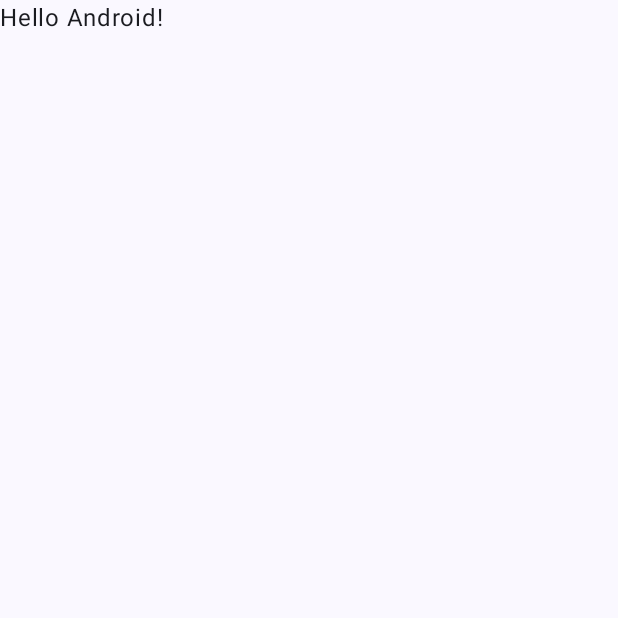
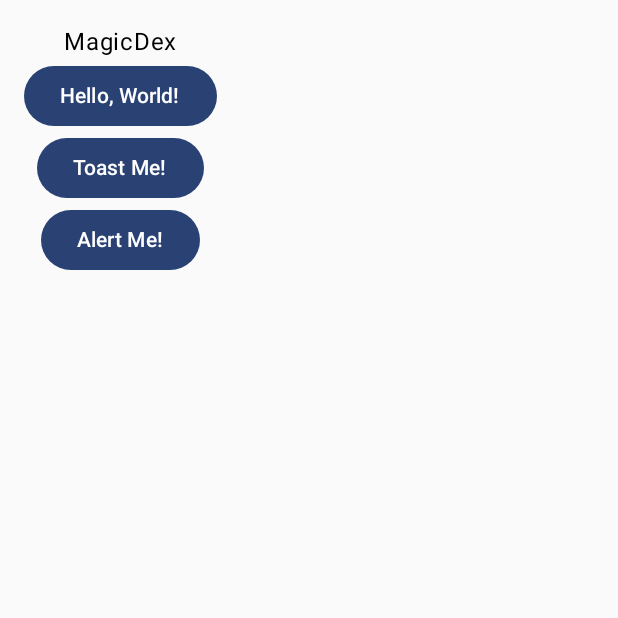
Before and after one commit to leewaggoner/magicdex, an Android app built with Jetpack Compose: the screen it shows after launch (MainActivity), on a phone screen of 412 x 824 dp, the top half of it. Before the commit the part shown is almost empty. Run offline under Robolectric (Android 15) with nearby library versions, the light colour scheme and no system bars.

Commit message:
Added stub screens, di, navigation and one off events

```diff
--- a/app/src/main/AndroidManifest.xml
+++ b/app/src/main/AndroidManifest.xml
@@ -11,6 +11,7 @@
         android:roundIcon="@mipmap/ic_launcher_round"
         android:supportsRtl="true"
         android:theme="@style/Theme.MagicDex"
+        android:name=".ui.MagicDexApp"
         tools:targetApi="31">
         <activity
             android:name=".MainActivity"
--- a/app/src/main/java/com/wreckingballsoftware/magicdex/MainActivity.kt
+++ b/app/src/main/java/com/wreckingballsoftware/magicdex/MainActivity.kt
@@ -4,13 +4,7 @@ import android.os.Bundle
 import androidx.activity.ComponentActivity
 import androidx.activity.compose.setContent
 import androidx.activity.enableEdgeToEdge
-import androidx.compose.foundation.layout.fillMaxSize
-import androidx.compose.foundation.layout.padding
-import androidx.compose.material3.Scaffold
-import androidx.compose.material3.Text
-import androidx.compose.runtime.Composable
-import androidx.compose.ui.Modifier
-import androidx.compose.ui.tooling.preview.Preview
+import com.wreckingballsoftware.magicdex.ui.navigation.MagicDexHost
 import com.wreckingballsoftware.magicdex.ui.theme.MagicDexTheme
 
 class MainActivity : ComponentActivity() {
@@ -19,29 +13,8 @@ class MainActivity : ComponentActivity() {
         enableEdgeToEdge()
         setContent {
             MagicDexTheme {
-                Scaffold(modifier = Modifier.fillMaxSize()) { innerPadding ->
-                    Greeting(
-                        name = "Android",
-                        modifier = Modifier.padding(innerPadding)
-                    )
-                }
+                MagicDexHost()
             }
         }
     }
 }
-
-@Composable
-fun Greeting(name: String, modifier: Modifier = Modifier) {
-    Text(
-        text = "Hello $name!",
-        modifier = modifier
-    )
-}
-
-@Preview(showBackground = true)
-@Composable
-fun GreetingPreview() {
-    MagicDexTheme {
-        Greeting("Android")
-    }
-}
--- /dev/null
+++ b/app/src/main/java/com/wreckingballsoftware/magicdex/di/AppModule.kt
@@ -0,0 +1,20 @@
+package com.wreckingballsoftware.magicdex.di
+
+import com.wreckingballsoftware.magicdex.ui.home.HomeViewModel
+import com.wreckingballsoftware.magicdex.ui.magicdex.MagicDexViewModel
+import org.koin.androidx.viewmodel.dsl.viewModel
+import org.koin.dsl.module
+
+val appModule = module {
+    viewModel {
+        HomeViewModel(
+            handle = get(),
+        )
+    }
+
+    viewModel {
+        MagicDexViewModel(
+            handle = get(),
+        )
+    }
+}
--- /dev/null
+++ b/app/src/main/java/com/wreckingballsoftware/magicdex/extensions/Extensions.kt
@@ -0,0 +1,23 @@
+package com.wreckingballsoftware.magicdex.extensions
+
+import androidx.compose.runtime.Composable
+import androidx.compose.runtime.LaunchedEffect
+import androidx.lifecycle.Lifecycle
+import androidx.lifecycle.compose.LocalLifecycleOwner
+import androidx.lifecycle.repeatOnLifecycle
+import kotlinx.coroutines.flow.Flow
+import kotlinx.coroutines.launch
+
+@Composable
+fun <T> Flow<T>.collectOneTimeEvents(action: (T) -> Unit) {
+    val lifecycle = LocalLifecycleOwner.current.lifecycle
+    LaunchedEffect(Unit) {
+        lifecycle.repeatOnLifecycle(Lifecycle.State.STARTED) {
+            launch {
+                collect { event ->
+                    action(event)
+                }
+            }
+        }
+    }
+}
--- /dev/null
+++ b/app/src/main/java/com/wreckingballsoftware/magicdex/ui/MagicDexApp.kt
@@ -0,0 +1,20 @@
+package com.wreckingballsoftware.magicdex.ui
+
+import android.app.Application
+import com.wreckingballsoftware.magicdex.di.appModule
+import org.koin.android.ext.koin.androidContext
+import org.koin.android.ext.koin.androidLogger
+import org.koin.core.context.startKoin
+import org.koin.core.logger.Level
+
+class MagicDexApp : Application() {
+    override fun onCreate() {
+        super.onCreate()
+
+        startKoin {
+            androidLogger(level = Level.INFO)
+            androidContext(androidContext = this@MagicDexApp)
+            modules(modules = appModule)
+        }
+    }
+}
--- /dev/null
+++ b/app/src/main/java/com/wreckingballsoftware/magicdex/ui/home/HomeScreen.kt
@@ -0,0 +1,66 @@
+package com.wreckingballsoftware.magicdex.ui.home
+
+import android.widget.Toast
+import androidx.compose.foundation.layout.Arrangement
+import androidx.compose.foundation.layout.Column
+import androidx.compose.foundation.layout.padding
+import androidx.compose.material3.Button
+import androidx.compose.material3.Text
+import androidx.compose.runtime.Composable
+import androidx.compose.ui.Alignment
+import androidx.compose.ui.Modifier
+import androidx.compose.ui.platform.LocalContext
+import androidx.compose.ui.res.stringResource
+import androidx.compose.ui.unit.dp
+import com.wreckingballsoftware.magicdex.R
+import com.wreckingballsoftware.magicdex.extensions.collectOneTimeEvents
+import com.wreckingballsoftware.magicdex.ui.home.dialogs.MagicDexAlert
+import com.wreckingballsoftware.magicdex.ui.home.models.HomeEvents
+import com.wreckingballsoftware.magicdex.ui.home.models.HomeOneOffs
+import com.wreckingballsoftware.magicdex.ui.navigation.NavGraph
+import org.koin.androidx.compose.getViewModel
+
+@Composable
+fun HomeScreen(
+    navGraph: NavGraph,
+    viewModel: HomeViewModel = getViewModel()
+) {
+    val context = LocalContext.current
+    viewModel.oneOffEvent.collectOneTimeEvents { nav ->
+        when (nav) {
+            HomeOneOffs.OnGoToMagicDex -> navGraph.navigateToMagicDexScreen("12345")
+            is HomeOneOffs.OnShowToast -> Toast.makeText(context, nav.message, Toast.LENGTH_SHORT).show()
+        }
+    }
+
+    Column(
+        modifier = Modifier
+            .padding(16.dp),
+        horizontalAlignment = Alignment.CenterHorizontally,
+        verticalArrangement = Arrangement.Center,
+    ) {
+        Text(stringResource(R.string.app_name))
+        Button(
+            onClick = { viewModel.onEvent(HomeEvents.OnMagicDexClick) }
+        ) {
+            Text("Hello, World!")
+        }
+        Button(
+            onClick = { viewModel.onEvent(HomeEvents.OnToastClick) }
+        ) {
+            Text("Toast Me!")
+        }
+        Button(
+            onClick = { viewModel.onEvent(HomeEvents.OnAlertDialogClick) }
+        ) {
+            Text("Alert Me!")
+        }
+    }
+    viewModel.state.alertMessage?.let { message ->
+        MagicDexAlert(
+            onDismissRequest = { viewModel.dismissDialog() },
+            message = message,
+            confirmAction = { viewModel.dismissDialog() }
+        )
+    }
+}
--- /dev/null
+++ b/app/src/main/java/com/wreckingballsoftware/magicdex/ui/home/HomeViewModel.kt
@@ -0,0 +1,58 @@
+package com.wreckingballsoftware.magicdex.ui.home
+
+import androidx.compose.runtime.mutableStateOf
+import androidx.lifecycle.SavedStateHandle
+import androidx.lifecycle.ViewModel
+import androidx.lifecycle.viewModelScope
+import androidx.lifecycle.viewmodel.compose.SavedStateHandleSaveableApi
+import androidx.lifecycle.viewmodel.compose.saveable
+import com.wreckingballsoftware.magicdex.ui.home.models.HomeEvents
+import com.wreckingballsoftware.magicdex.ui.home.models.HomeOneOffs
+import com.wreckingballsoftware.magicdex.ui.home.models.HomeState
+import kotlinx.coroutines.flow.MutableSharedFlow
+import kotlinx.coroutines.flow.asSharedFlow
+import kotlinx.coroutines.launch
+
+class HomeViewModel(
+    handle: SavedStateHandle
+) : ViewModel() {
+    @OptIn(SavedStateHandleSaveableApi::class)
+    var state by handle.saveable {
+        mutableStateOf(HomeState())
+    }
+
+    private val _oneOffEvent = MutableSharedFlow<HomeOneOffs>()
+    val oneOffEvent = _oneOffEvent.asSharedFlow()
+
+    private var count = 0
+
+    fun onEvent(event: HomeEvents) {
+        when (event) {
+            is HomeEvents.OnMagicDexClick -> handleMagicDexClick()
+            HomeEvents.OnToastClick -> showToast()
+            HomeEvents.OnAlertDialogClick -> showDialog()
+        }
+    }
+
+    private fun handleMagicDexClick() {
+        viewModelScope.launch {
+            _oneOffEvent.emit(HomeOneOffs.OnGoToMagicDex)
+        }
+    }
+
+    private fun showToast() {
+        count++
+        viewModelScope.launch {
+            _oneOffEvent.emit(HomeOneOffs.OnShowToast("this is toast $count"))
+        }
+    }
+
+    private fun showDialog() {
+        count++
+        state = state.copy(alertMessage = "this is alert dialog $count")
+    }
+
+    fun dismissDialog() {
+        state = state.copy(alertMessage = null)
+    }
+}
--- /dev/null
+++ b/app/src/main/java/com/wreckingballsoftware/magicdex/ui/home/models/HomeOneOffs.kt
@@ -0,0 +1,6 @@
+package com.wreckingballsoftware.magicdex.ui.home.models
+
+sealed interface HomeOneOffs {
+    data object OnGoToMagicDex : HomeOneOffs
+    data class OnShowToast(val message: String) : HomeOneOffs
+}
--- /dev/null
+++ b/app/src/main/java/com/wreckingballsoftware/magicdex/ui/home/models/HomeState.kt
@@ -0,0 +1,5 @@
+package com.wreckingballsoftware.magicdex.ui.home.models
+
+data class HomeState(
+    val alertMessage: String? = null,
+)
--- /dev/null
+++ b/app/src/main/java/com/wreckingballsoftware/magicdex/ui/magicdex/models/MagicDexState.kt
@@ -0,0 +1,5 @@
+package com.wreckingballsoftware.magicdex.ui.magicdex.models
+
+data class MagicDexState(
+    val id: String = "",
+)
--- /dev/null
+++ b/app/src/main/java/com/wreckingballsoftware/magicdex/ui/navigation/MagicDexHost.kt
@@ -0,0 +1,27 @@
+package com.wreckingballsoftware.magicdex.ui.navigation
+
+import androidx.compose.runtime.Composable
+import androidx.compose.runtime.remember
+import androidx.navigation.compose.NavHost
+import androidx.navigation.compose.composable
+import androidx.navigation.compose.rememberNavController
+import com.wreckingballsoftware.magicdex.ui.home.HomeScreen
+import com.wreckingballsoftware.magicdex.ui.magicdex.MagicDexScreen
+
+@Composable
+fun MagicDexHost() {
+    val navController = rememberNavController()
+    val navGraph = remember(navController) { NavGraph(navController) }
+
+    val startRoute = Routes.Home
+
+    NavHost(navController = navController, startDestination = startRoute) {
+        composable<Routes.Home> {
+            HomeScreen(navGraph = navGraph)
+        }
+
+        composable<Routes.MagicDex> {
+            MagicDexScreen(navGraph = navGraph)
+        }
+    }
+}
--- /dev/null
+++ b/app/src/main/java/com/wreckingballsoftware/magicdex/ui/navigation/NavGraph.kt
@@ -0,0 +1,22 @@
+package com.wreckingballsoftware.magicdex.ui.navigation
+
+import androidx.navigation.NavController
+
+class NavGraph(navController: NavController) {
+    val navigateToHomeScreen: () -> Unit = {
+        navController.navigate(
+            Routes.Home
+        ) {
+            popUpTo(navController.graph.id) {
+                inclusive = true
+            }
+            launchSingleTop = true
+        }
+    }
+    val navigateToMagicDexScreen: (String) -> Unit = { id ->
+        navController.navigate(
+            Routes.MagicDex(id = id)
+        ) {
+        }
+    }
+}
--- /dev/null
+++ b/app/src/main/java/com/wreckingballsoftware/magicdex/ui/navigation/Routes.kt
@@ -0,0 +1,11 @@
+package com.wreckingballsoftware.magicdex.ui.navigation
+
+import kotlinx.serialization.Serializable
+
+@Serializable
+sealed interface Routes {
+    @Serializable
+    object Home
+    @Serializable
+    data class MagicDex(val id: String)
+}
```
Also changed, not shown: app/build.gradle.kts (+11 -4 lines), app/src/main/java/com/wreckingballsoftware/magicdex/ui/home/dialogs/MagicDexAlert.kt (added, +32 -0 lines), app/src/main/java/com/wreckingballsoftware/magicdex/ui/home/models/HomeEvents.kt (added, +7 -0 lines), app/src/main/java/com/wreckingballsoftware/magicdex/ui/magicdex/MagicDexScreen.kt (added, +29 -0 lines), app/src/main/java/com/wreckingballsoftware/magicdex/ui/magicdex/MagicDexViewModel.kt (added, +21 -0 lines), gradle/libs.versions.toml (+16 -7 lines).
